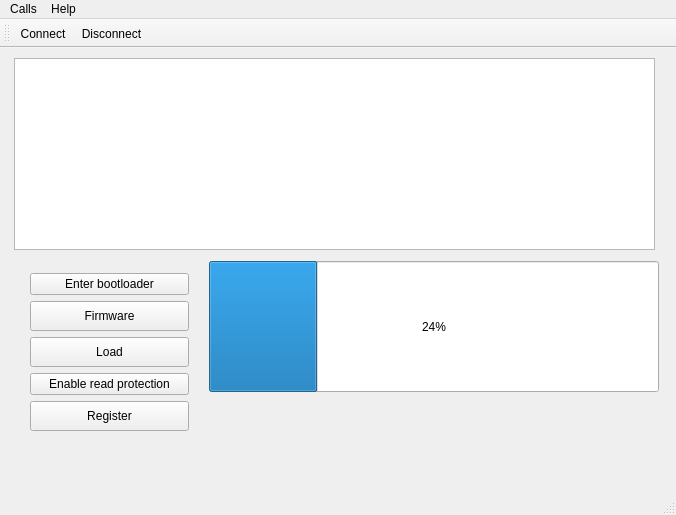
IMProject/IMFlasher, file mainwindow.ui: the form before one commit.
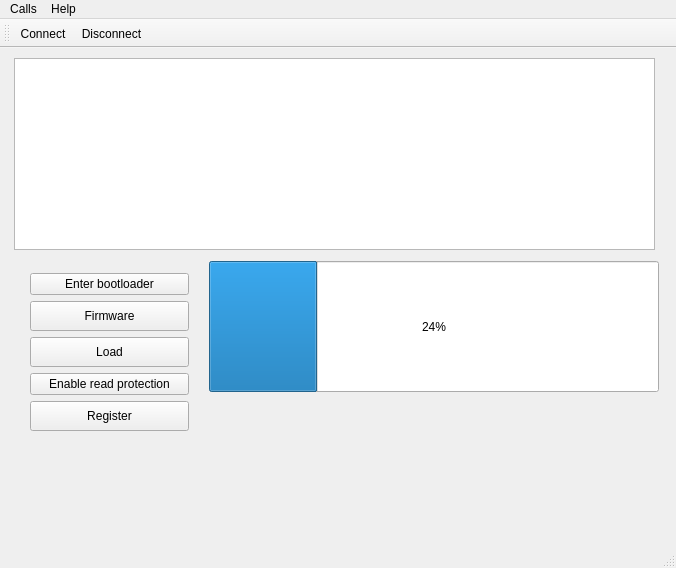
The form after the commit. Icons and pictures are not drawn.

```diff
--- a/mainwindow.ui
+++ b/mainwindow.ui
@@ -7,7 +7,7 @@
     <x>0</x>
     <y>0</y>
     <width>676</width>
-    <height>515</height>
+    <height>568</height>
    </rect>
   </property>
   <property name="windowTitle">
```
Left out of the diff: 2 changed lines with no effect on the pictures.
